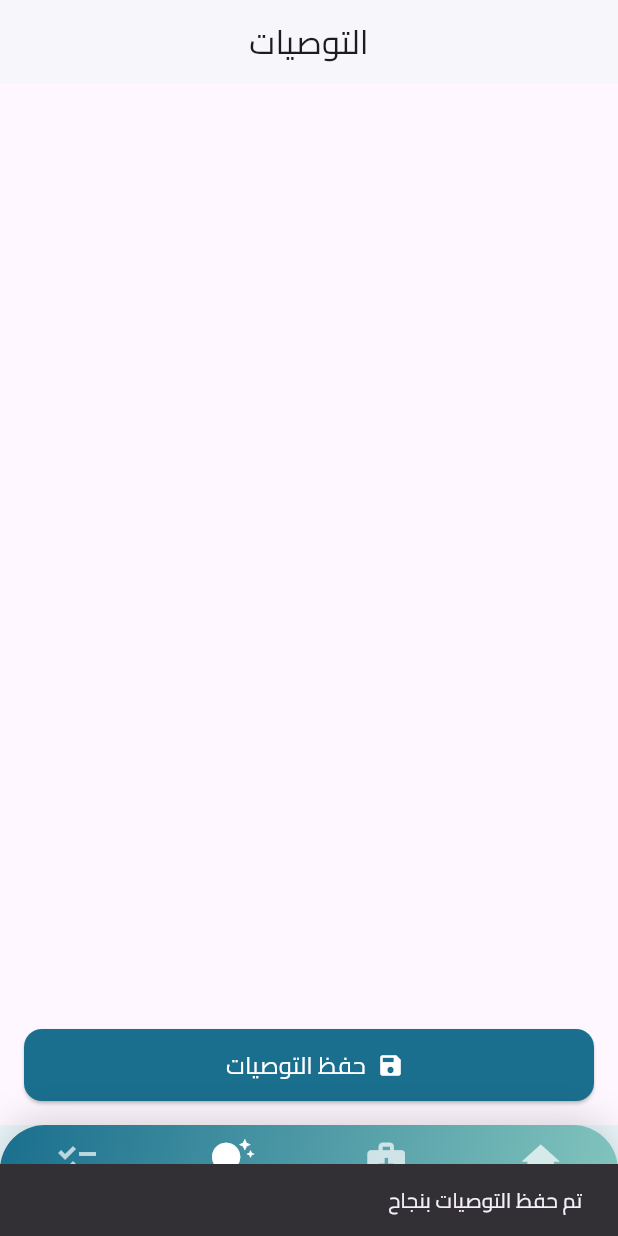
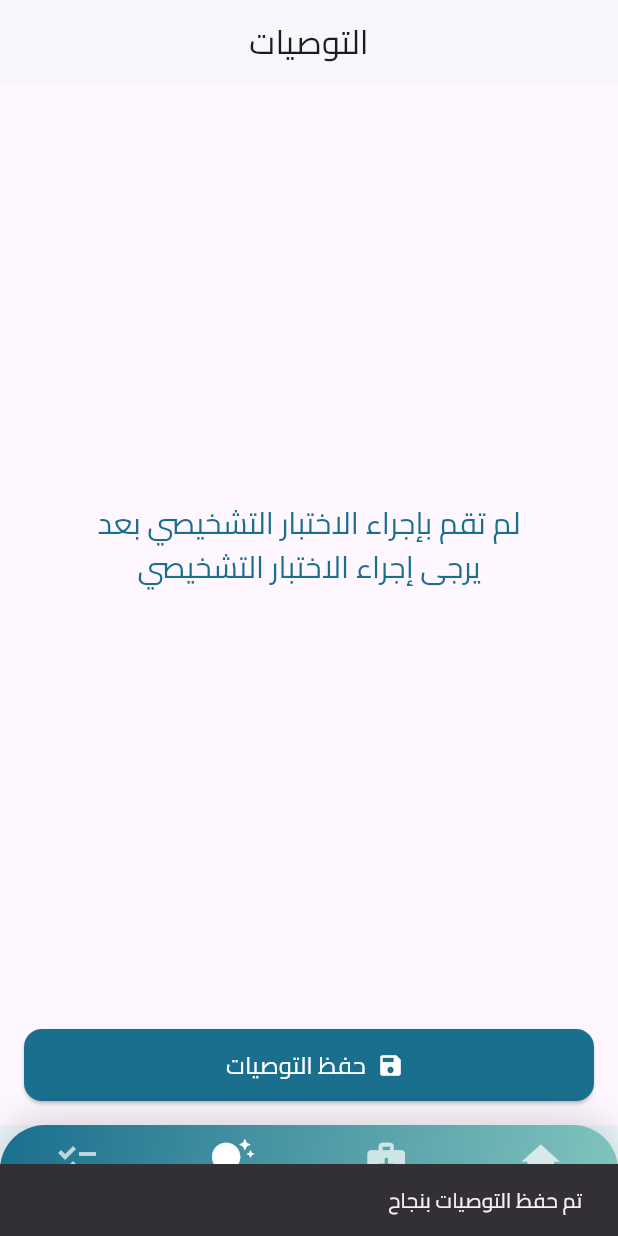
Before and after one commit to ilyesblidi/Mekyas-Tawazoun, a Flutter app: the screen it shows once a user with an empty profile is signed in, item 3 of the bottom bar chosen, after a tap on "حفظ التوصيات", on a phone screen of 412 x 824 dp. Run offline on Flutter 3.47's test engine with Material 3 defaults, Android fonts, the phone set to English and light mode, and no system bars; our stand-ins replace cloud_firestore, firebase_auth, firebase_core, flutter_rating_bar, percent_indicator, shared_preferences and 1 more; missing offline and left inert: flutter_radar_chart; accounts and stored records are empty.

Commit message:
Refactor: Integrate recommendations into action plan and improve UI
This commit refactors the recommendations and action plan functionality.

Key changes:
- **Recommendations Page (`recommendations.dart`):**
    - When saving recommendations, it now creates corresponding items in the `action_plan` collection in Firestore and caches them locally.
    - Each recommendation is structured with default action plan fields (e.g., 'عمق_الأثر', 'سهولة_التطبيق', 'الأولوية', etc.).
    - If diagnostic results are not found, a message is displayed prompting the user to perform the diagnostic test.
- **Action Plan Page (`action_plan_page.dart`):**
    - Filters out action plan items that have empty or null recommendations.
    - Improved the loading indicator UI.

```diff
--- a/lib/pages/recommendations.dart
+++ b/lib/pages/recommendations.dart
@@ -15,7 +15,8 @@ import 'dart:convert';
 
 class _RecomandationsPageState extends State<RecomandationsPage> {
   final Set<String> expandedFields = {};
-              Map<String, Map<String, TextEditingController>> recommendationControllers = {};
+  Map<String, Map<String, TextEditingController>> recommendationControllers =
+      {};
   Map<String, dynamic> recommendations = {};
   bool isLoading = true;
   List<MapEntry<String, dynamic>> fields = [];
@@ -45,12 +46,14 @@ import 'dart:convert';
   Future<void> _fetchAndUpdateFromFirestore() async {
     final user = FirebaseAuth.instance.currentUser;
     if (user == null) return;
-                final doc = await FirebaseFirestore.instance
+    final doc =
+        await FirebaseFirestore.instance
             .collection('diagnostic_results')
             .doc(user.uid)
             .get();
     if (doc.exists) {
-                  final recs = doc.data()?['recommendations'] as Map<String, dynamic>? ?? {};
+      final recs =
+          doc.data()?['recommendations'] as Map<String, dynamic>? ?? {};
       if (recs.isNotEmpty) {
         recommendations = recs;
         await _cacheRecommendations(recs);
@@ -69,10 +72,13 @@ import 'dart:convert';
       recommendationControllers[field] ??= {};
       final answers = Map<String, dynamic>.from(data[field]['answers'] ?? {});
       for (final question in answers.keys) {
-                    final recText = recommendations[field] != null
+        final recText =
+            recommendations[field] != null
                 ? (recommendations[field][question] ?? '')
                 : '';
-                    recommendationControllers[field]![question] ??= TextEditingController(text: recText);
+        recommendationControllers[field]![question] ??= TextEditingController(
+          text: recText,
+        );
       }
     }
   }
@@ -83,9 +89,12 @@ import 'dart:convert';
 
     // Build recommendations map from controllers
     final recs = recommendationControllers.map((field, questions) {
-                  return MapEntry(field, questions.map((question, controller) {
+      return MapEntry(
+        field,
+        questions.map((question, controller) {
           return MapEntry(question, controller.text.trim());
-                  }));
+        }),
+      );
     });
 
     recommendations = recs;
@@ -100,9 +109,45 @@ import 'dart:convert';
       // Firestore failed, but cache is updated
     }
 
-                ScaffoldMessenger.of(context).showSnackBar(
-                  const SnackBar(content: Text('تم حفظ التوصيات بنجاح')),
-                );
+    // Prepare action_plan items
+    final List<Map<String, dynamic>> actionPlanItems = [];
+    recs.forEach((field, questions) {
+      questions.forEach((question, recommendation) {
+        actionPlanItems.add({
+          'محور': field,
+          'التوصيات_العملية': recommendation,
+          'سؤال': question,
+          // Add default fields for action plan
+          'عمق_الأثر': 1,
+          'سهولة_التطبيق': 1,
+          'الأولوية': 'منخفضة',
+          'البداية': null,
+          'النهاية': null,
+          'المدة_أيام': 0,
+          'حالة_المهمة': 'لم تبدأ بعد',
+          'التفاصيل_والتعليقات': '',
+        });
+      });
+    });
+
+    // Save to action_plan collection
+    final prefs = await SharedPreferences.getInstance();
+    await prefs.setString('action_plan', json.encode(actionPlanItems));
+    try {
+      await FirebaseFirestore.instance
+          .collection('action_plan')
+          .doc(user.uid)
+          .set({
+        'action_plan': actionPlanItems,
+        'updated_at': FieldValue.serverTimestamp(),
+      });
+    } catch (e) {
+      // Firestore failed, but cache is updated
+    }
+
+    ScaffoldMessenger.of(
+      context,
+    ).showSnackBar(const SnackBar(content: Text('تم حفظ التوصيات بنجاح')));
   }
 
   @override
@@ -112,15 +157,13 @@ import 'dart:convert';
       child: Scaffold(
         appBar: AppBar(
           centerTitle: true,
-                      title: const Text(
-                        'التوصيات',
-                        style: TextStyle(fontFamily: 'Cairo'),
-                      ),
+          title: const Text('التوصيات', style: TextStyle(fontFamily: 'Cairo')),
           backgroundColor: Colors.white,
           iconTheme: const IconThemeData(color: Color(0xFF1A6F8E)),
           elevation: 1,
         ),
-                    body: isLoading
+        body:
+            isLoading
                 ? Center(
                   child: CircularPercentIndicator(
                     radius: 40,
@@ -136,29 +179,31 @@ import 'dart:convert';
                   ),
                 )
                 : StreamBuilder<DocumentSnapshot>(
-                            stream: FirebaseFirestore.instance
+                  stream:
+                      FirebaseFirestore.instance
                           .collection('diagnostic_results')
                           .doc(FirebaseAuth.instance.currentUser!.uid)
                           .snapshots(),
                   builder: (context, snapshot) {
                     Map<String, dynamic> data = {};
                     if (snapshot.hasData && snapshot.data!.exists) {
-                                final docData = snapshot.data!.data() as Map<String, dynamic>;
+                      final docData =
+                          snapshot.data!.data() as Map<String, dynamic>;
                       data = docData['answers'] as Map<String, dynamic>? ?? {};
                     }
-                              // if (data.isEmpty) {
-                              //   return Center(
-                              //     child: Text(
-                              //       'لم تقم بإجراء الاختبار التشخيصي بعد\nيرجى إجراء الاختبار التشخيصي',
-                              //       textAlign: TextAlign.center,
-                              //       style: const TextStyle(
-                              //         fontFamily: 'Cairo',
-                              //         fontSize: 20,
-                              //         color: Color(0xFF1A6F8E),
-                              //       ),
-                              //     ),
-                              //   );
-                              // }
+                    if (data.isEmpty) {
+                      return Center(
+                        child: Text(
+                          'لم تقم بإجراء الاختبار التشخيصي بعد\nيرجى إجراء الاختبار التشخيصي',
+                          textAlign: TextAlign.center,
+                          style: const TextStyle(
+                            fontFamily: 'Cairo',
+                            fontSize: 20,
+                            color: Color(0xFF1A6F8E),
+                          ),
+                        ),
+                      );
+                    }
                     fields = data.entries.toList();
                     _initializeControllers(data);
 
@@ -173,7 +218,10 @@ import 'dart:convert';
                           fieldData['answers'] ?? {},
                         );
                         final percent =
-                                      double.tryParse(fieldData['percentage']?.toString() ?? '0') ?? 0;
+                            double.tryParse(
+                              fieldData['percentage']?.toString() ?? '0',
+                            ) ??
+                            0;
                         final isExpanded = expandedFields.contains(fieldName);
 
                         return Card(
@@ -214,7 +262,9 @@ import 'dart:convert';
                                   animation: true,
                                 ),
                                 trailing: Icon(
-                                            isExpanded ? Icons.expand_less : Icons.expand_more,
+                                  isExpanded
+                                      ? Icons.expand_less
+                                      : Icons.expand_more,
                                   color: const Color(0xFF1A6F8E),
                                 ),
                                 onTap: () {
@@ -235,21 +285,33 @@ import 'dart:convert';
                                   ),
                                   child: ListView.separated(
                                     shrinkWrap: true,
-                                              physics: const NeverScrollableScrollPhysics(),
+                                    physics:
+                                        const NeverScrollableScrollPhysics(),
                                     itemCount: answers.length,
-                                              separatorBuilder: (_, __) => const SizedBox(height: 10),
+                                    separatorBuilder:
+                                        (_, __) => const SizedBox(height: 10),
                                     itemBuilder: (context, qIdx) {
-                                                final qEntry = answers.entries.elementAt(qIdx);
-                                                recommendationControllers[fieldName] ??= {};
-                                                recommendationControllers[fieldName]![qEntry.key] ??= TextEditingController(
-                                                  text: recommendations[fieldName] != null
-                                                      ? (recommendations[fieldName][qEntry.key] ?? '')
+                                      final qEntry = answers.entries.elementAt(
+                                        qIdx,
+                                      );
+                                      recommendationControllers[fieldName] ??=
+                                          {};
+                                      recommendationControllers[fieldName]![qEntry
+                                          .key] ??= TextEditingController(
+                                        text:
+                                            recommendations[fieldName] != null
+                                                ? (recommendations[fieldName][qEntry
+                                                        .key] ??
+                                                    '')
                                                 : '',
                                       );
-                                                final controller = recommendationControllers[fieldName]![qEntry.key]!;
+                                      final controller =
+                                          recommendationControllers[fieldName]![qEntry
+                                              .key]!;
 
                                       return Column(
-                                                  crossAxisAlignment: CrossAxisAlignment.stretch,
+                                        crossAxisAlignment:
+                                            CrossAxisAlignment.stretch,
                                         children: [
                                           ListTile(
                                             title: Text(
@@ -261,10 +323,12 @@ import 'dart:convert';
                                               ),
                                             ),
                                             trailing: RatingBarIndicator(
-                                                        rating: (qEntry.value is num)
+                                              rating:
+                                                  (qEntry.value is num)
                                                       ? qEntry.value.toDouble()
                                                       : 0.0,
-                                                        itemBuilder: (context, _) => const Icon(
+                                              itemBuilder:
+                                                  (context, _) => const Icon(
                                                     Icons.star,
                                                     color: Colors.amber,
                                                   ),
@@ -283,21 +347,28 @@ import 'dart:convert';
                                               controller: controller,
                                               decoration: const InputDecoration(
                                                 labelText: 'التوصيات',
-                                                          labelStyle: TextStyle(fontFamily: 'Cairo'),
+                                                labelStyle: TextStyle(
+                                                  fontFamily: 'Cairo',
+                                                ),
                                                 border: OutlineInputBorder(
-                                                            borderRadius: BorderRadius.all(
+                                                  borderRadius:
+                                                      BorderRadius.all(
                                                         Radius.circular(12),
                                                       ),
                                                 ),
-                                                          contentPadding: EdgeInsets.symmetric(
+                                                contentPadding:
+                                                    EdgeInsets.symmetric(
                                                       vertical: 12,
                                                       horizontal: 12,
                                                     ),
                                               ),
                                               maxLines: 2,
                                               onChanged: (val) {
-                                                          recommendations[fieldName] ??= {};
-                                                          recommendations[fieldName][qEntry.key] = val;
+                                                recommendations[fieldName] ??=
+                                                    {};
+                                                recommendations[fieldName][qEntry
+                                                        .key] =
+                                                    val;
                                               },
                                             ),
                                           ),
@@ -320,7 +391,10 @@ import 'dart:convert';
             height: 48,
             child: ElevatedButton.icon(
               icon: const Icon(Icons.save),
-                          label: const Text('حفظ التوصيات', style: TextStyle(fontFamily: 'Cairo')),
+              label: const Text(
+                'حفظ التوصيات',
+                style: TextStyle(fontFamily: 'Cairo'),
+              ),
               style: ElevatedButton.styleFrom(
                 backgroundColor: const Color(0xFF1A6F8E),
                 foregroundColor: Colors.white,
```
Also changed, not shown: lib/pages/action_plan_page.dart (+16 -1 lines). Lines whose indentation alone changed are shown as unchanged.
